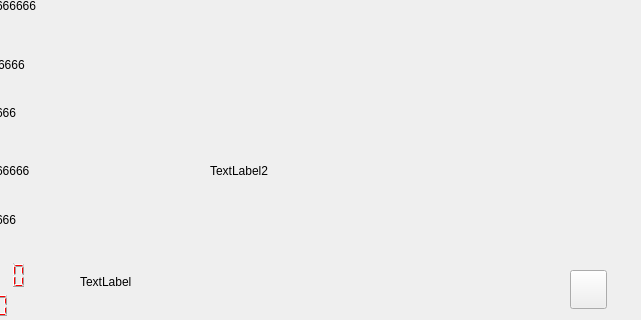
Before: the Qt Designer form work.ui in wushengjun85/jy10_01, drawn with Qt 5; both pictures show x 110 to 751 and y 280 to 600 of the 1024 by 600 pixel window.
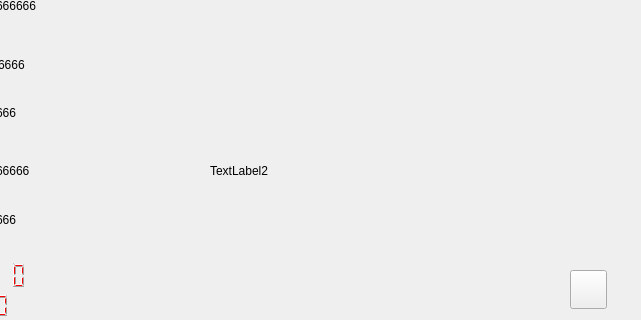
After: the same form once the commit is applied. Icons and pictures are not drawn.

The edit to the form file:
```diff
--- a/work.ui
+++ b/work.ui
@@ -359,7 +359,7 @@
     </rect>
    </property>
    <property name="text">
-    <string>TextLabel</string>
+    <string/>
    </property>
   </widget>
   <widget class="QLCDNumber" name="lcdNumber_2">
```
